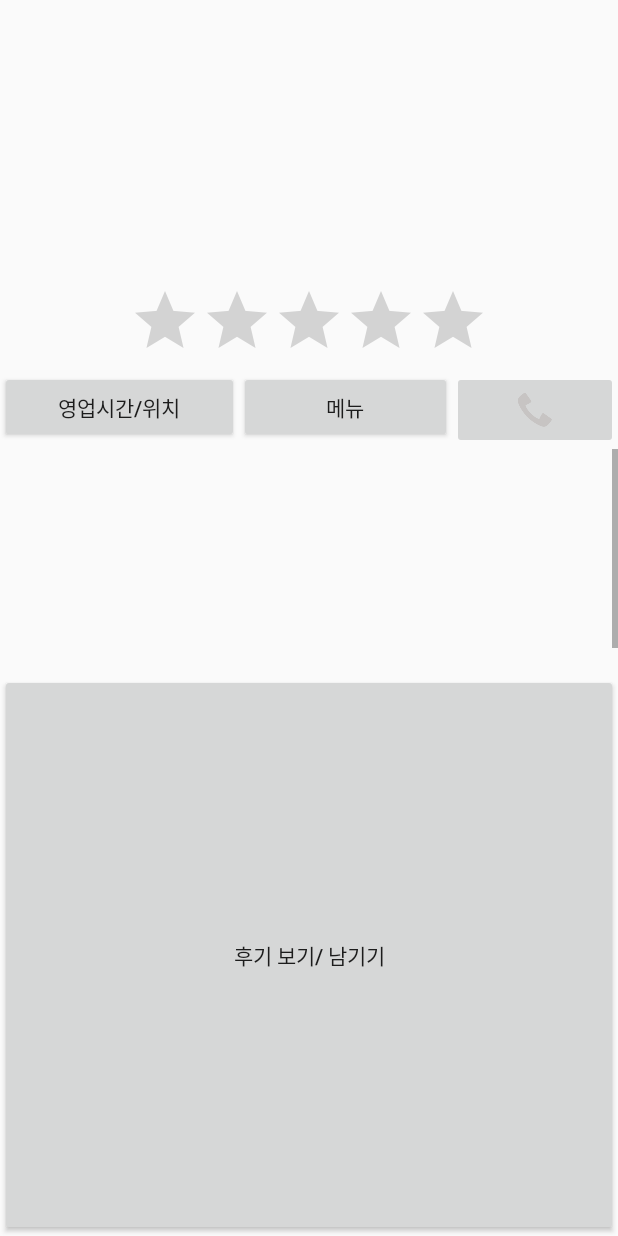
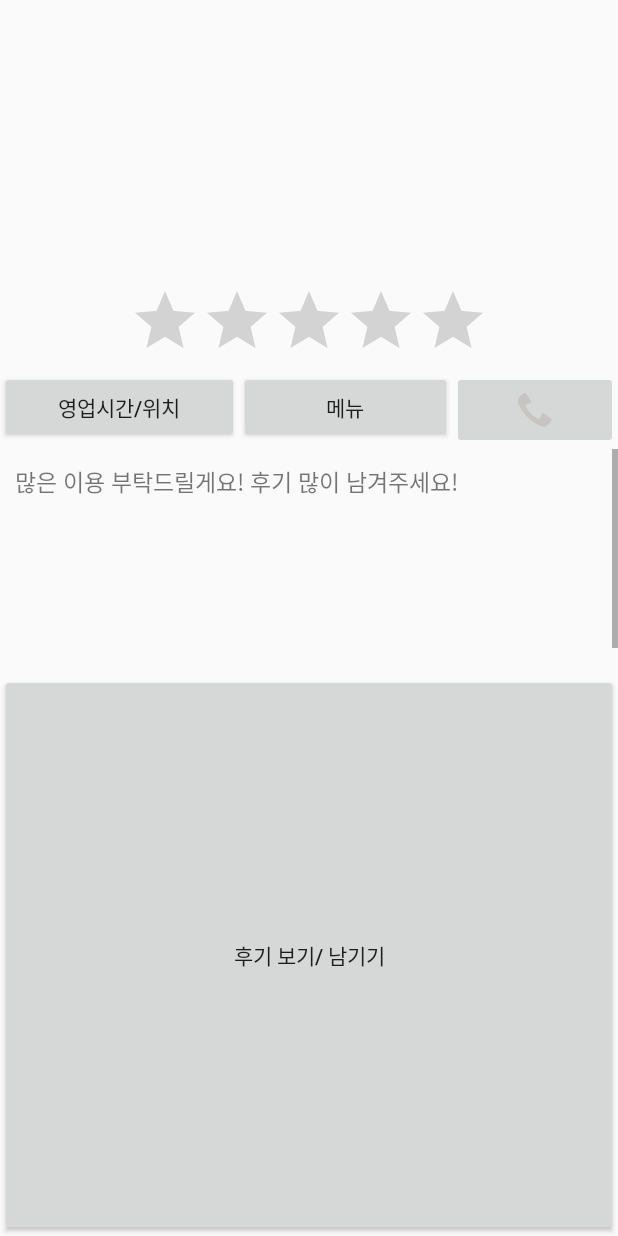
Before and after one commit to LeeJunyeol/JJBrosMatchaApp, an Android app: the layout activity_user_foodtruck_view.xml on its own in the app's theme, with its tools: preview values and no code run, on a phone screen of 412 x 824 dp. Run offline under Robolectric (Android 15) with nearby library versions, the phone set to English and light mode, and no system bars.

Commit message:
제일160712

```diff
--- a/app/src/main/AndroidManifest.xml
+++ b/app/src/main/AndroidManifest.xml
@@ -18,7 +18,7 @@
         android:supportsRtl="true"
         android:theme="@style/AppTheme">
 
-        <activity android:name=".main.LoginActivity">
+        <activity android:name=".user.UserMainActivity">
             <intent-filter>
                 <action android:name="android.intent.action.MAIN" />
                 <category android:name="android.intent.category.LAUNCHER" />
@@ -29,7 +29,7 @@
         <activity android:name=".main.ForgotActivity"/>
         <activity android:name=".owner.OwnerJoinActivity"/>
         <activity android:name=".owner.OwnerMainActivity"/>
-        <activity android:name=".user.UserMainActivity"/>
+        <!--<activity android:name=".user.UserMainActivity"/>-->
         <activity android:name=".user.UserNearFoodtruckActivity"/>
         <activity android:name=".user.UserBestFoodtruckListActivity"/>
 
--- a/app/src/main/java/com/matcha/jjbros/matchaapp/user/UserMainActivity.java
+++ b/app/src/main/java/com/matcha/jjbros/matchaapp/user/UserMainActivity.java
@@ -26,7 +26,7 @@ public class UserMainActivity extends AppCompatActivity {
         AlertDialog.Builder alertDialog = new AlertDialog.Builder(UserMainActivity.this);
 
         alertDialog.setTitle("알림");
-        alertDialog.setMessage("GPS 셋팅이 필요합니다.\n 설정창으로 가시겠습니까?");
+        alertDialog.setMessage("찜한 푸드트럭이 5km이내에 접근하였습니다.\n 해당 푸드트럭 페이지로 이동하시겠습니까?");
         // OK 를 누르게 되면 설정창으로 이동합니다.
         alertDialog.setPositiveButton("Settings", new DialogInterface.OnClickListener() {
             public void onClick(DialogInterface dialog, int which) {
@@ -98,8 +98,7 @@ public class UserMainActivity extends AppCompatActivity {
             @Override
             public void onClick(View v) {
 
-                Intent intent = new Intent(getApplicationContext(), UserCategoryDrinkDessertActivity.class);
-                startActivity(intent);
+
 
 
             }
--- a/app/src/main/res/layout/activity_user_foodtruck_view.xml
+++ b/app/src/main/res/layout/activity_user_foodtruck_view.xml
@@ -52,7 +52,7 @@
             <TextView
                 android:layout_width="match_parent"
                 android:layout_height="150dp"
-                android:text=""
+                android:text="많은 이용 부탁드릴게요! 후기 많이 남겨주세요!"
                 android:textSize="15sp"
                 android:layout_margin="10dp"
                 />
--- a/app/src/main/res/layout/activity_user_foodtruck_view_viewpager.xml
+++ b/app/src/main/res/layout/activity_user_foodtruck_view_viewpager.xml
@@ -8,7 +8,8 @@
         <ImageView
             android:id="@+id/iv_user_foodtruck_view"
             android:layout_width="match_parent"
-            android:layout_height="match_parent"/>
+            android:layout_height="match_parent"
+            android:src="@drawable/foodtruck_sample01"/>
 
 
 
```
